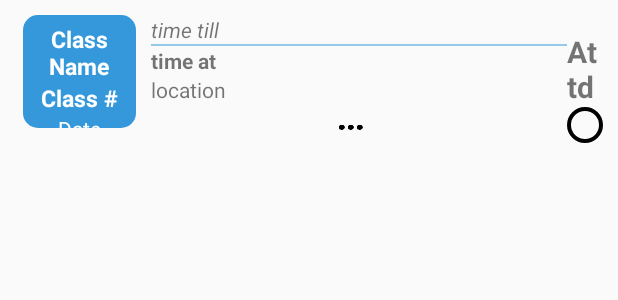
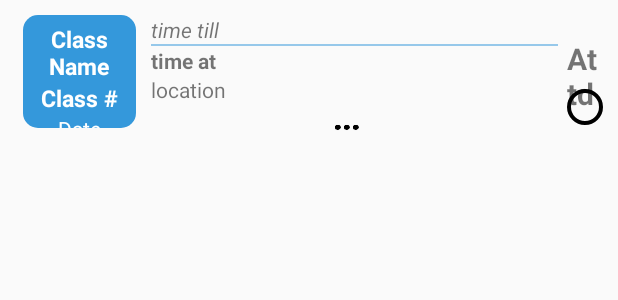
Before and after one commit to Kly4/Iuvo, an Android app: the layout row_layout.xml on its own in the app's theme, with its tools: preview values and no code run, on a phone screen of 412 x 824 dp. Shown: the top 300 px of the screen. Run offline under Robolectric (Android 15) with nearby library versions, the phone set to English and light mode, and no system bars.

Commit message:
button counter

```diff
--- a/app/src/main/java/com/iuvo/iuvo/schemas/Course.java
+++ b/app/src/main/java/com/iuvo/iuvo/schemas/Course.java
@@ -13,6 +13,7 @@ public class Course extends RealmObject {
     private String courseCode;
     private String instructor;
     private String title;
+
 
     public String getSubject() {
         return subject;
--- a/app/src/main/res/layout/row_layout.xml
+++ b/app/src/main/res/layout/row_layout.xml
@@ -9,8 +9,9 @@
         android:layout_width="wrap_content"
         android:layout_height="85sp"
         android:layout_toRightOf="@+id/leftblock"
-        android:layout_toLeftOf="@+id/radioButton"
-        android:layout_alignParentEnd="false">
+        android:layout_alignParentEnd="false"
+        android:layout_alignParentRight="true"
+        android:layout_marginRight="40dp">
 
 
         <TextView
@@ -66,22 +67,23 @@
 
     </LinearLayout>
 
-
-
-    <RadioButton
+        <RelativeLayout
+            android:layout_width="wrap_content"
+            android:layout_height="wrap_content">
+            <CheckBox
                 android:layout_width="wrap_content"
                 android:layout_height="wrap_content"
-
-        android:id="@+id/radioButton"
-        android:layout_alignBottom="@+id/midblock"
-        android:layout_alignParentStart="false"
-        android:layout_alignParentEnd="false"
-        android:layout_alignParentLeft="false"
-        android:layout_alignParentRight="true"
+                android:tag=""
+                android:id="@+id/button"
                 android:layout_marginRight="10sp"
                 android:checked="false"
                 android:button="@android:color/transparent"
-        android:background="@drawable/checkbutton" />
+                android:background="@drawable/checkbutton"
+                android:layout_alignParentTop="true"
+                android:layout_alignParentEnd="true"
+                android:layout_marginTop="49dp"
+                android:clickable="true"
+                android:layout_alignParentBottom="false" />
 
             <TextView
                 android:layout_width="wrap_content"
@@ -91,11 +93,17 @@
                 android:id="@+id/attendance"
                 android:layout_alignParentEnd="false"
                 android:layout_marginRight="10sp"
-        android:layout_alignStart="@+id/radioButton"
-        android:layout_above="@+id/radioButton"
+                android:layout_alignStart="@+id/button"
                 android:textSize="20sp"
                 android:textStyle="bold"
-        android:textAlignment="center" />
+                android:textAlignment="center"
+                android:layout_alignParentTop="true"
+                android:layout_marginTop="15sp" />
+            </RelativeLayout>
+
+
+
+
 
     <LinearLayout
         android:id="@+id/leftblock"
@@ -103,7 +111,7 @@
         android:layout_width="75sp"
         android:layout_height="75sp"
         android:layout_alignParentStart="false"
-        android:layout_alignBottom="@+id/radioButton"
+        android:layout_alignBottom="@+id/midblock"
         android:background="@drawable/shape"
         android:textAlignment="center"
         android:layout_marginLeft="15sp"
```
Also changed, not shown: app/src/main/java/com/iuvo/iuvo/MainActivity.java (+39 -15 lines). Lines whose indentation alone changed are shown as unchanged.
